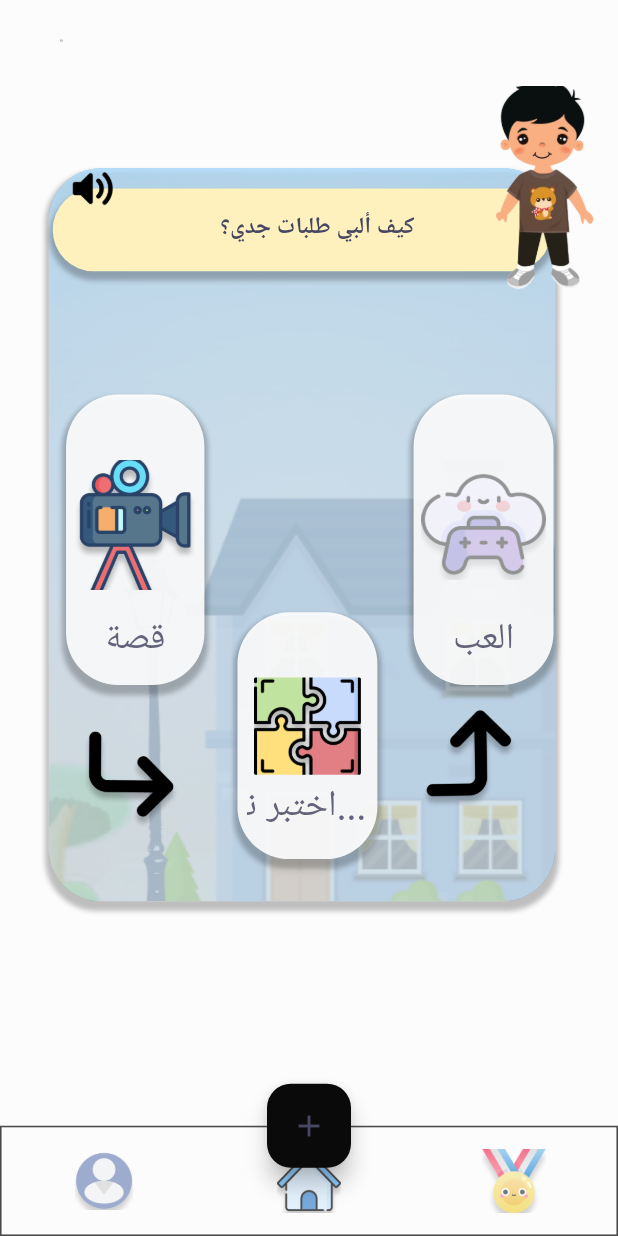
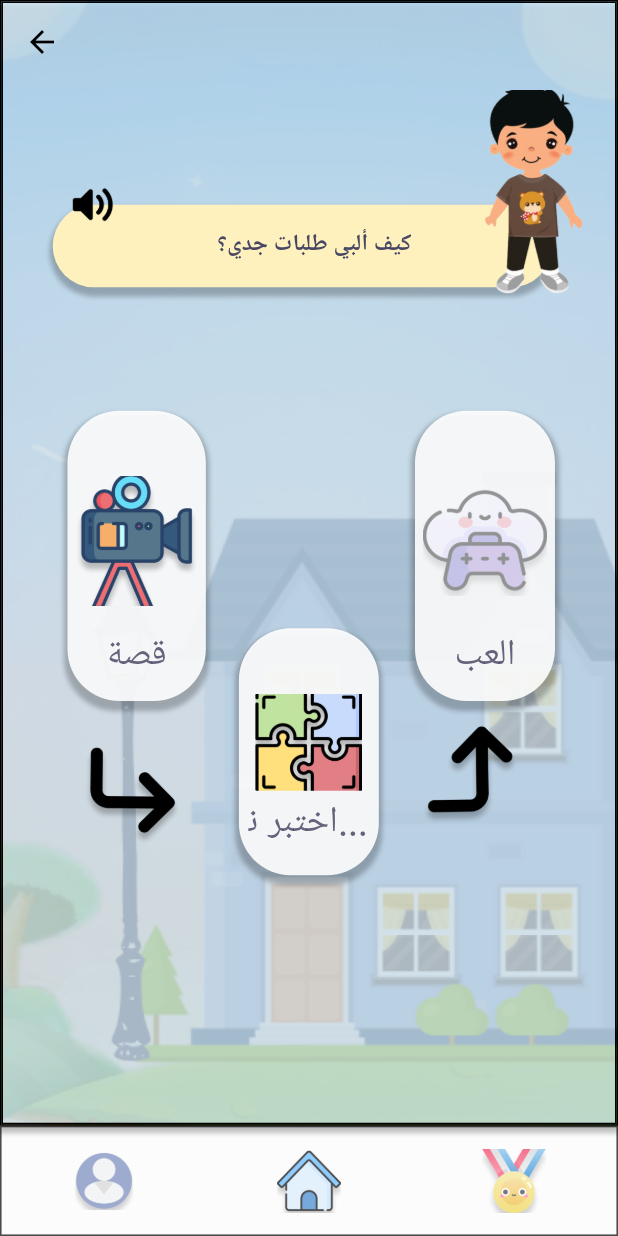
Before and after one commit to Raghadalmohsen/RazeenProject, a Flutter app: the Frame131Screen screen opened by its route, on a phone screen of 412 x 824 dp. Run offline on Flutter 3.47's test engine with Material 3 defaults, Android fonts, the phone set to English and light mode, and no system bars; our stand-ins replace cached_network_image, flutter_svg, flutter_svg_provider.

Commit message:
تعديل مهاره كيف البي طلبات جدي

```diff
--- a/raghad_s_razeen-v1.0.1/lib/presentation/frame_107_screen/frame_107_screen.dart
+++ b/raghad_s_razeen-v1.0.1/lib/presentation/frame_107_screen/frame_107_screen.dart
@@ -2,6 +2,7 @@ import 'package:flutter/material.dart';
 import 'package:raghad_s_razeen/core/app_export.dart';
 import 'package:raghad_s_razeen/presentation/frame_103_screen/frame_103_screen.dart';
 import 'package:raghad_s_razeen/presentation/frame_108_screen/frame_108_screen.dart';
+import 'package:raghad_s_razeen/presentation/frame_131_screen/frame_131_screen.dart';
 import 'package:raghad_s_razeen/presentation/frame_164_screen/frame_164_screen.dart';
 import 'package:raghad_s_razeen/widgets/custom_bottom_bar.dart';
 import 'package:raghad_s_razeen/widgets/custom_floating_button.dart';
@@ -209,7 +210,7 @@ class Frame107Screen extends StatelessWidget {
                                      child: ElevatedButton(//زر تسجيل خروج
                 onPressed: () { Navigator.push(
                context,
-               MaterialPageRoute(builder: (context) => const Frame103Screen()),
+               MaterialPageRoute(builder: (context) => Frame131Screen()),
             );},
                 style: ElevatedButton.styleFrom(
 
--- a/raghad_s_razeen-v1.0.1/lib/presentation/frame_131_screen/frame_131_screen.dart
+++ b/raghad_s_razeen-v1.0.1/lib/presentation/frame_131_screen/frame_131_screen.dart
@@ -17,11 +17,39 @@ class Frame131Screen extends StatelessWidget {
   Widget build(BuildContext context) {
     return SafeArea(
       child: Scaffold(
-        appBar: _buildAppBar(context),
+        extendBodyBehindAppBar: true, //زر الرجوع
+        appBar: AppBar(
+          // 1. Back Arrow Icon
+          leading: IconButton(
+            icon: Icon(Icons.arrow_back),
+            onPressed: () => Navigator.pop(context),
+          ),
+          backgroundColor: Color.fromARGB(0, 17, 7, 51),
+          elevation: 0,
+        ),
+
+
+
+        bottomNavigationBar: _buildBottomAppBar(context),
+        floatingActionButtonLocation: FloatingActionButtonLocation.centerDocked,
         body: Container(
-          height: 666.v,
-          width: double.maxFinite,
-          padding: EdgeInsets.symmetric(vertical: 3.v),
+            decoration: BoxDecoration(
+
+                    border: Border.all(),
+                    image: DecorationImage(
+                      image: AssetImage(
+                        ImageConstant.imgGroup225,//خلفيه
+
+                      ),
+                      fit: BoxFit.cover,
+                    ),
+
+                  ),
+  child: Container(
+                    decoration: AppDecoration.outlinePrimary1.copyWith(
+                      border: Border.all(),
+                    ),
+
           child: Stack(
             alignment: Alignment.topRight,
             children: [
@@ -30,22 +58,10 @@ class Frame131Screen extends StatelessWidget {
                 child: Container(
                   margin: EdgeInsets.only(
                     left: 31.h,
-                    top: 57.v,
+                    top: 125.v,//مكان الاشياء
                     right: 40.h,
                   ),
-                  decoration: BoxDecoration(
-                    borderRadius: BorderRadiusStyle.roundedBorder33,
-                    image: DecorationImage(
-                      image: AssetImage(
-                        ImageConstant.imgGroup225,
-                      ),
-                      fit: BoxFit.cover,
-                    ),
-                  ),
-                  child: Container(
-                    decoration: AppDecoration.outlinePrimary1.copyWith(
-                      borderRadius: BorderRadiusStyle.roundedBorder33,
-                    ),
+
                     child: Column(
                       mainAxisSize: MainAxisSize.min,
                       children: [
@@ -206,21 +222,24 @@ class Frame131Screen extends StatelessWidget {
                         ),
                       ],
                     ),
-                  ),
+                  // ),
                 ),
               ),
               CustomImageView(
                 imagePath: ImageConstant.imgScreenshot2023,
                 height: 141.v,
                 width: 103.h,
-                alignment: Alignment.topRight,
+                  margin: EdgeInsets.only(
+                    top: 60.v,
+                    right: 5.h,
+                  ),
               ),
               Align(
                 alignment: Alignment.topRight,
                 child: Container(
                   width: 165.h,
                   margin: EdgeInsets.only(
-                    top: 86.v,
+                    top: 155.v,
                     right: 88.h,
                   ),
                   decoration: AppDecoration.outlinePrimary3,
@@ -233,17 +252,11 @@ class Frame131Screen extends StatelessWidget {
                 ),
               ),
             ],
-          ),
+          // ),
         ),
-        bottomNavigationBar: _buildBottomAppBar(context),
-        floatingActionButton: CustomFloatingButton(
-          height: 44,
-          width: 44,
-          child: Icon(
-            Icons.add,
-          ),
         ),
-        floatingActionButtonLocation: FloatingActionButtonLocation.centerDocked,
+
+      ),
       ),
     );
   }
```
